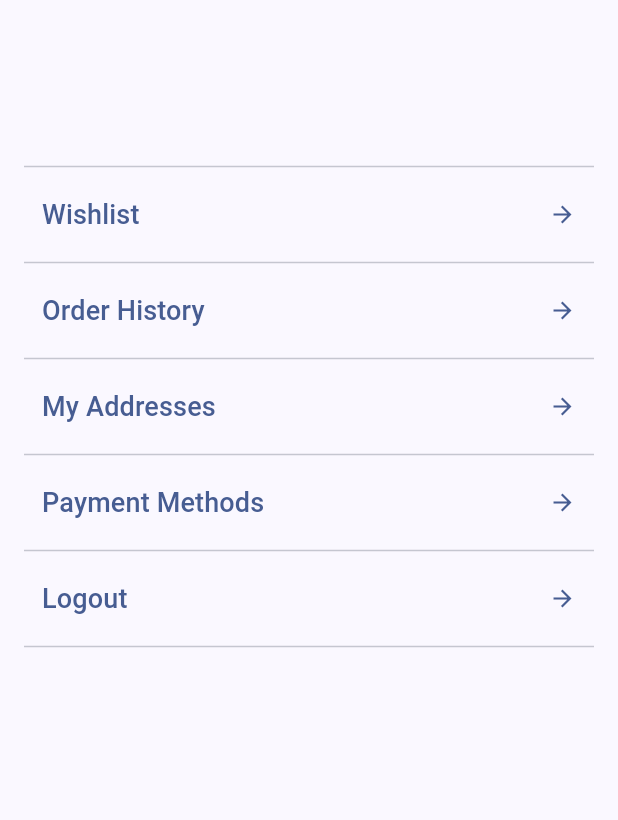
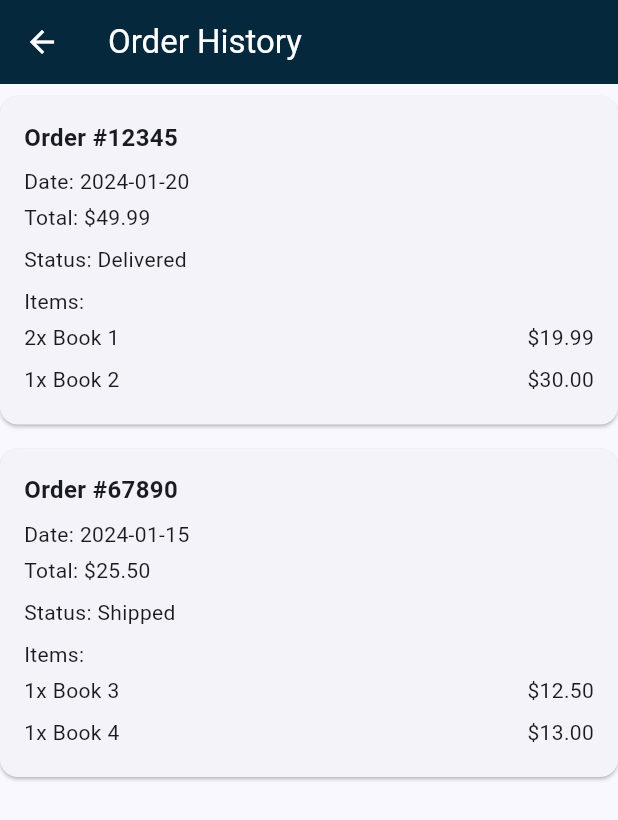
Before and after one commit to Drago78624/bookstore, a Flutter app: the UserProfile widget shown alone on an empty page, opened directly with empty values, after a tap on "Order History", on a phone screen of 412 x 824 dp. Shown: the top 820 px of the screen. Run offline on Flutter 3.47's test engine with Material 3 defaults, Android fonts, the light colour scheme and no system bars; our stand-ins replace badges, carousel_slider, cloud_firestore, firebase_auth, firebase_core, flutter_credit_card and 5 more; accounts and stored records are empty; network calls fail.

Commit message:
orders, checkout and reviews ui added

```diff
--- /dev/null
+++ b/lib/screens/orders_history.dart
@@ -0,0 +1,83 @@
+import 'package:flutter/material.dart';
+
+class OrderHistory extends StatelessWidget {
+  final List<Map<String, dynamic>> _dummyOrders = [
+    {
+      'orderId': '12345',
+      'date': '2024-01-20',
+      'total': 49.99,
+      'items': [
+        {'name': 'Book 1', 'quantity': 2, 'price': 19.99},
+        {'name': 'Book 2', 'quantity': 1, 'price': 30.00},
+      ],
+      'status': 'Delivered',
+    },
+    {
+      'orderId': '67890',
+      'date': '2024-01-15',
+      'total': 25.50,
+      'items': [
+        {'name': 'Book 3', 'quantity': 1, 'price': 12.50},
+        {'name': 'Book 4', 'quantity': 1, 'price': 13.00},
+      ],
+      'status': 'Shipped',
+    },
+    // Add more dummy orders here
+  ];
+
+  @override
+  Widget build(BuildContext context) {
+    return Scaffold(
+      appBar: AppBar(
+        title: Text('Order History'),
+      ),
+      body: ListView.builder(
+        itemCount: _dummyOrders.length,
+        itemBuilder: (context, index) {
+          final order = _dummyOrders[index];
+          return Card(
+            margin: const EdgeInsets.symmetric(vertical: 8),
+            child: Padding(
+              padding: const EdgeInsets.all(16.0),
+              child: Column(
+                crossAxisAlignment: CrossAxisAlignment.start,
+                children: [
+                  Text(
+                    'Order #${order['orderId']}',
+                    style: TextStyle(fontSize: 16, fontWeight: FontWeight.bold),
+                  ),
+                  SizedBox(height: 8),
+                  Text('Date: ${order['date']}'),
+                  SizedBox(height: 4),
+                  Text('Total: \$${order['total'].toStringAsFixed(2)}'),
+                  SizedBox(height: 8),
+                  Text('Status: ${order['status']}'),
+                  SizedBox(height: 8),
+                  Text('Items:'),
+                  ListView.builder(
+                    shrinkWrap: true,
+                    physics: NeverScrollableScrollPhysics(),
+                    itemCount: order['items'].length,
+                    itemBuilder: (context, itemIndex) {
+                      final item = order['items'][itemIndex];
+                      return Padding(
+                        padding: const EdgeInsets.symmetric(vertical: 4),
+                        child: Row(
+                          children: [
+                            Text('${item['quantity']}x '),
+                            Expanded(child: Text(item['name'])),
+                            Text('\$${item['price'].toStringAsFixed(2)}'),
+                          ],
+                        ),
+                      );
+                    },
+                  ),
+                ],
+              ),
+            ),
+          );
+        },
+      ),
+    );
+  }
+}
--- a/lib/screens/root.dart
+++ b/lib/screens/root.dart
@@ -8,10 +8,12 @@ import 'package:bookstore/screens/home_screen.dart';
 import 'package:bookstore/screens/results.dart';
 import 'package:bookstore/screens/shop.dart';
 import 'package:bookstore/screens/user_profile.dart';
+import 'package:cloud_firestore/cloud_firestore.dart';
 import 'package:firebase_auth/firebase_auth.dart';
 import 'package:flutter/material.dart';
 import 'package:get/get.dart';
 import 'package:badges/badges.dart' as badges;
+import 'package:bookstore/db.dart';
 
 enum BookFilter { category, author }
 
@@ -29,6 +31,7 @@ class _RootState extends State<Root> {
   String? name;
   final cartController = Get.find<CartController>();
   bool isUserAdmin = false;
+  // final docRef = db.collection("cities").doc("SF");
 
   @override
   void initState() {
--- a/lib/screens/user_profile.dart
+++ b/lib/screens/user_profile.dart
@@ -2,7 +2,9 @@ import 'package:bookstore/controllers/cart_controller.dart';
 import 'package:bookstore/models/user.dart';
 import 'package:bookstore/screens/addresses.dart';
 import 'package:bookstore/screens/admin/books_panel.dart';
+import 'package:bookstore/screens/admin/orders_panel.dart';
 import 'package:bookstore/screens/admin/users_panel.dart';
+import 'package:bookstore/screens/orders_history.dart';
 import 'package:bookstore/screens/payment_methods.dart';
 import 'package:bookstore/screens/wishlist.dart';
 import 'package:cloud_firestore/cloud_firestore.dart';
@@ -123,7 +125,25 @@ class _UserProfileState extends State<UserProfile> {
                           ],
                         ),
                       ),
-                      const Divider()
+                      const Divider(),
+                      TextButton(
+                        onPressed: () {
+                          Get.to(OrdersPanel());
+                        },
+                        child: const Row(
+                          children: [
+                            Text(
+                              "Orders",
+                              style: TextStyle(
+                                fontSize: 18,
+                              ),
+                            ),
+                            Spacer(),
+                            Icon(Icons.arrow_forward),
+                          ],
+                        ),
+                      ),
+                      Divider()
                     ],
                     if (!userData!.isAdmin) ...[
                       const Divider(),
@@ -148,7 +168,9 @@ class _UserProfileState extends State<UserProfile> {
                       ),
                       const Divider(),
                       TextButton(
-                        onPressed: () {},
+                        onPressed: () {
+                          Get.to(OrderHistory());
+                        },
                         child: const Row(
                           children: [
                             Text(
```
Also changed, not shown: lib/screens/admin/orders_panel.dart (added, +20 -0 lines), lib/screens/book_details.dart (+69 -1 lines), lib/screens/cart.dart (+12 -1 lines), lib/screens/checkout.dart (added, +92 -0 lines), lib/widgets/review_card.dart (added, +48 -0 lines).
